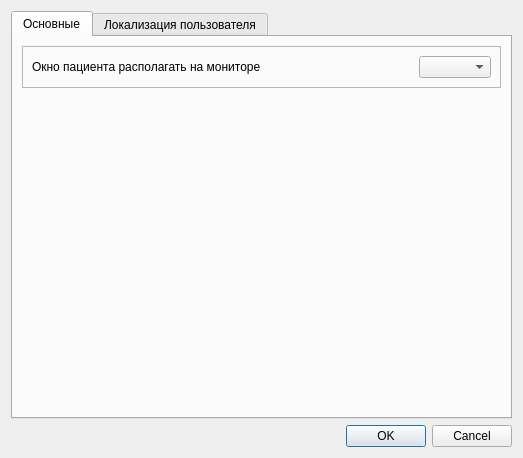
This is aanalysersettings.ui in grigp/a-analyser as Qt 5 draws it before an edit. The edited form follows.
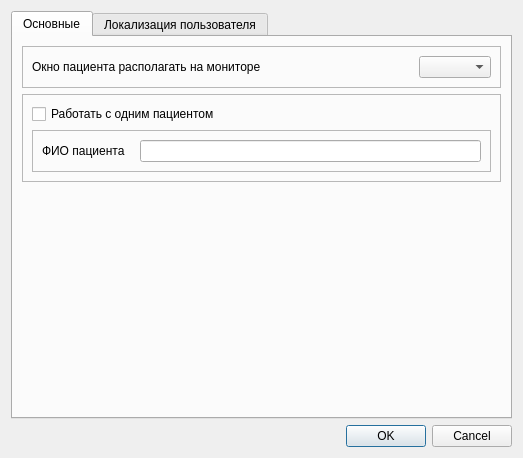
This is the edited form. Icons and pictures are not drawn.

Commit message: Работа над режимом работы с одним пациентом

Patch:
```diff
--- a/aanalysersettings.ui
+++ b/aanalysersettings.ui
@@ -53,6 +53,50 @@
          </layout>
         </widget>
        </item>
+       <item>
+        <widget class="QFrame" name="frOnePatient">
+         <property name="frameShape">
+          <enum>QFrame::StyledPanel</enum>
+         </property>
+         <property name="frameShadow">
+          <enum>QFrame::Plain</enum>
+         </property>
+         <layout class="QVBoxLayout" name="verticalLayout_2">
+          <item>
+           <widget class="QCheckBox" name="cbOnePatient">
+            <property name="text">
+             <string>Работать с одним пациентом</string>
+            </property>
+           </widget>
+          </item>
+          <item>
+           <widget class="QFrame" name="frOnePatientFIO">
+            <property name="frameShape">
+             <enum>QFrame::StyledPanel</enum>
+            </property>
+            <property name="frameShadow">
+             <enum>QFrame::Raised</enum>
+            </property>
+            <layout class="QHBoxLayout" name="horizontalLayout_3">
+             <property name="spacing">
+              <number>15</number>
+             </property>
+             <item>
+              <widget class="QLabel" name="lblOnePatientFIO">
+               <property name="text">
+                <string>ФИО пациента</string>
+               </property>
+              </widget>
+             </item>
+             <item>
+              <widget class="QLineEdit" name="edOnePatientFIO"/>
+             </item>
+            </layout>
+           </widget>
+          </item>
+         </layout>
+        </widget>
+       </item>
        <item>
         <spacer name="verticalSpacer">
          <property name="orientation">
```
Left out of the diff: 29 changed lines with no effect on the pictures. The commit also changes 8 other files.
